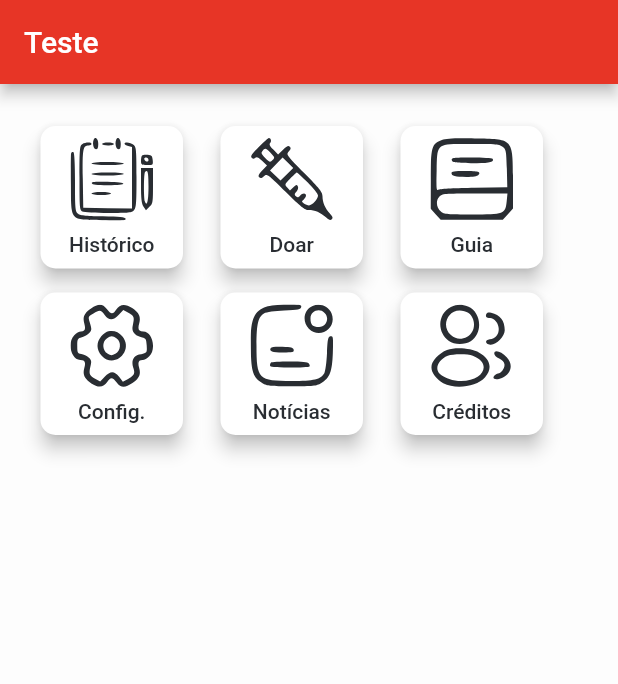
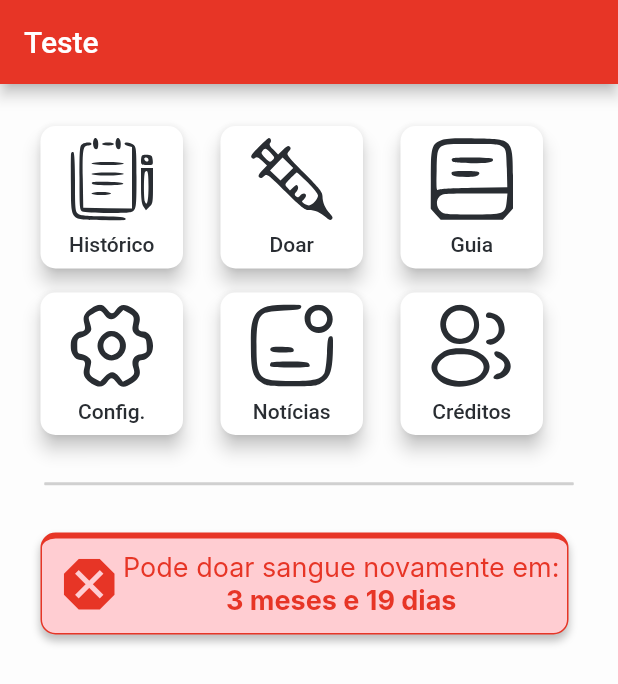
Before and after one commit to Zi0Li/MOBILE-Blood-Bank, a Flutter app: the screen it shows after launch, on a phone screen of 412 x 824 dp. Shown: the top 684 px of the screen. Run offline on Flutter 3.47's test engine with Material 2 defaults, Android fonts, the phone set to English and light mode, and no system bars; our stand-ins replace flutter_svg; Roboto replaces fonts that are missing (Inter).

Commit message:
Message_Ballon

```diff
--- a/lib/main.dart
+++ b/lib/main.dart
@@ -23,7 +23,8 @@ class _BloodBankState extends State<BloodBank> {
         title: Text('Teste'),
         backgroundColor: Color.fromRGBO(231, 53, 38, 1),
       ),
-      body: HomePage(),
+      body:
+      HomePage(),
     );
   }
 }
--- a/lib/pages/home.dart
+++ b/lib/pages/home.dart
@@ -1,4 +1,5 @@
 import 'package:blood_bank/widgets/Button.dart';
+import 'package:blood_bank/widgets/Message_Balloon.dart';
 import 'package:flutter/material.dart';
 
 class HomePage extends StatefulWidget {
@@ -20,7 +21,10 @@ class _HomePageState extends State<HomePage> {
           children: [
             Row(
               children: [
-                Button('Histórico', 'icons/Notes.svg'),
+                Button(
+                  'Histórico',
+                  'icons/Notes.svg',
+                ),
                 SizedBox(
                   width: 25,
                 ),
@@ -31,7 +35,9 @@ class _HomePageState extends State<HomePage> {
                 Button('Guia', 'icons/Book.svg'),
               ],
             ),
-            SizedBox(height: 16,),
+            SizedBox(
+              height: 16,
+            ),
             Row(
               children: [
                 Button('Config.', 'icons/Setting.svg'),
@@ -45,6 +51,26 @@ class _HomePageState extends State<HomePage> {
                 Button('Créditos', 'icons/2profile.svg'),
               ],
             ),
+            SizedBox(
+              height: 32,
+            ),
+            Container(
+              width: 352,
+              decoration: ShapeDecoration(
+                shape: RoundedRectangleBorder(
+                  side: BorderSide(
+                    width: 1,
+                    strokeAlign: BorderSide.strokeAlignCenter,
+                    color: Color(0xFFD0D0D0),
+                  ),
+                ),
+              ),
+            ),
+            SizedBox(
+              height: 32,
+            ),
+            Message_Ballon('Pode doar sangue novamente em:',
+                '3 meses e 19 dias', Icons.dangerous),
           ],
         ),
       ),
--- /dev/null
+++ b/lib/widgets/Message_Balloon.dart
@@ -0,0 +1,91 @@
+import 'package:flutter/material.dart';
+
+class Message_Ballon extends StatelessWidget {
+  String _textMessage = '';
+  String _textTime = '';
+  final _icon;
+
+  Message_Ballon(String this._textMessage, String this._textTime, this._icon);
+
+  @override
+  Widget build(BuildContext context) {
+    return Center(
+      child: Stack(
+        children: [
+          Container(
+            width: 352,
+            height: 68,
+            decoration: BoxDecoration(
+              color: Colors.red.shade100,
+              borderRadius: BorderRadius.circular(10),
+              border: Border(
+                left: BorderSide(color: Color(0xFFE73526)),
+                top: BorderSide(width: 4, color: Color(0xFFE73526)),
+                right: BorderSide(color: Color(0xFFE73526)),
+                bottom: BorderSide(color: Color(0xFFE73526)),
+              ),
+              boxShadow: const [
+                BoxShadow(
+                  color: Color(0x3F000000),
+                  blurRadius: 4,
+                  offset: Offset(0, 4),
+                  spreadRadius: 0,
+                )
+              ],
+            ),
+          ),
+          Padding(
+            padding:
+                const EdgeInsets.only(left: 10, right: 10, bottom: 12, top: 12),
+            child: Row(
+              mainAxisSize: MainAxisSize.max,
+              children: [
+                Column(
+                  mainAxisSize: MainAxisSize.max,
+                  children: [
+                    Icon(
+                      _icon,
+                      size: 45,
+                      color: Color.fromRGBO(231, 53, 38, 1),
+                    ),
+                  ],
+                ),
+                Column(
+                  children: [
+                    Row(
+                      children: [
+                        Text(
+                          _textMessage,
+                          style: TextStyle(
+                            color: Color(0xFFE73526),
+                            fontSize: 18,
+                            fontFamily: 'Inter',
+                            fontWeight: FontWeight.w400,
+                          ),
+                        ),
+                      ],
+                    ),
+                    Row(
+                      mainAxisAlignment: MainAxisAlignment.start,
+                      children: [
+                        Text(
+                          _textTime,
+                          style: TextStyle(
+                            color: Color(0xFFE73526),
+                            fontSize: 18,
+                            fontFamily: 'Inter',
+                            fontWeight: FontWeight.bold,
+                          ),
+                        ),
+                      ],
+                    ),
+                  ],
+                ),
+              ],
+            ),
+          ),
+        ],
+      ),
+    );
+  }
+}
```
